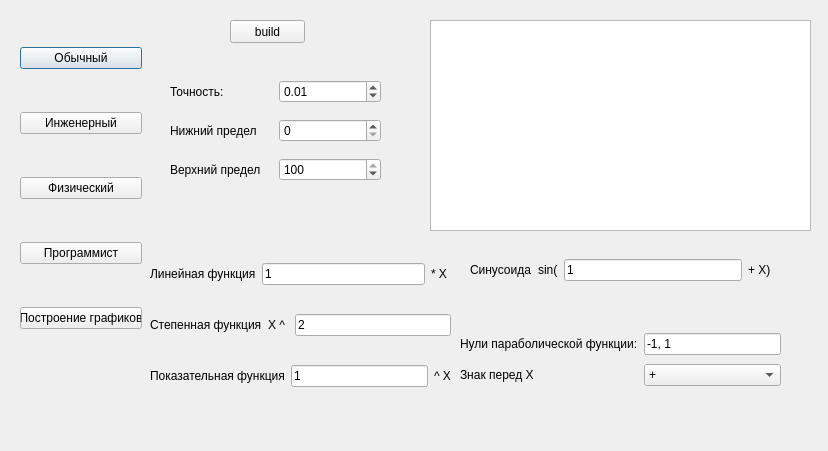
Qt form Graph.ui (Dmitry315/Calculator) before a commit.
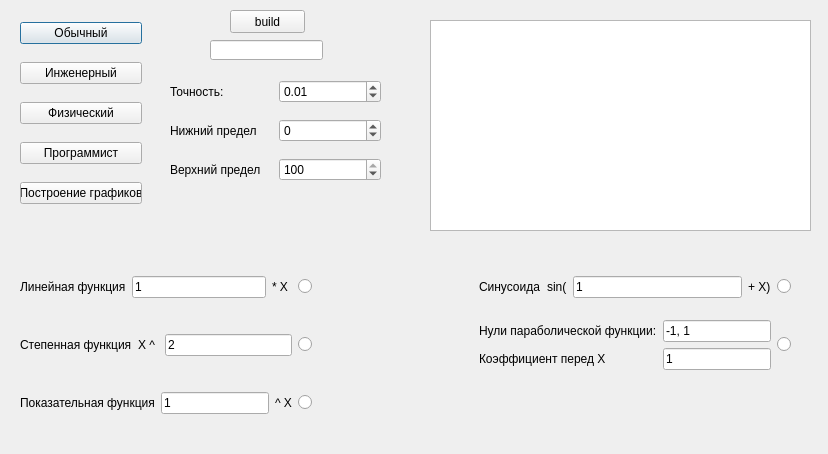
The same form after that commit. Custom widgets are drawn as their Qt base class.

Commit message: add graph calculator back-end

```diff
--- a/Graph.ui
+++ b/Graph.ui
@@ -7,7 +7,7 @@
     <x>0</x>
     <y>0</y>
     <width>828</width>
-    <height>451</height>
+    <height>454</height>
    </rect>
   </property>
   <property name="cursor">
@@ -28,7 +28,7 @@
      <x>20</x>
      <y>10</y>
      <width>122</width>
-     <height>361</height>
+     <height>211</height>
     </rect>
    </property>
    <layout class="QGridLayout" name="gridLayout_4">
@@ -79,11 +79,11 @@
     </rect>
    </property>
   </widget>
-  <widget class="QPushButton" name="build_graf">
+  <widget class="QPushButton" name="build_graph">
    <property name="geometry">
     <rect>
      <x>230</x>
-     <y>20</y>
+     <y>10</y>
      <width>75</width>
      <height>23</height>
     </rect>
@@ -110,7 +110,11 @@
      </widget>
     </item>
     <item row="1" column="1">
-     <widget class="QSpinBox" name="lower_limit"/>
+     <widget class="QSpinBox" name="lower_limit">
+      <property name="minimum">
+       <number>-99</number>
+      </property>
+     </widget>
     </item>
     <item row="0" column="1">
      <widget class="QDoubleSpinBox" name="accuracy">
@@ -129,7 +133,7 @@
     <item row="2" column="1">
      <widget class="QSpinBox" name="higher_limit">
       <property name="minimum">
-       <number>1</number>
+       <number>-99</number>
       </property>
       <property name="maximum">
        <number>100</number>
@@ -148,16 +152,25 @@
     </item>
    </layout>
   </widget>
-  <widget class="QWidget" name="gridLayoutWidget_6">
+  <widget class="QWidget" name="gridLayoutWidget_8">
    <property name="geometry">
     <rect>
-     <x>470</x>
-     <y>240</y>
-     <width>301</width>
-     <height>61</height>
+     <x>20</x>
+     <y>260</y>
+     <width>771</width>
+     <height>171</height>
     </rect>
    </property>
+   <layout class="QGridLayout" name="gridLayout_8">
+    <item row="0" column="2">
    <layout class="QGridLayout" name="gridLayout_6">
+      <item row="0" column="3">
+       <widget class="QLabel" name="label_12">
+        <property name="text">
+         <string>+ X)</string>
+        </property>
+       </widget>
+      </item>
     <item row="0" column="1">
      <widget class="QLabel" name="label_10">
       <property name="text">
@@ -179,25 +192,47 @@
       </property>
      </widget>
     </item>
-    <item row="0" column="3">
-     <widget class="QLabel" name="label_12">
+      <item row="0" column="4">
+       <widget class="QRadioButton" name="radio_sin_function">
       <property name="text">
-       <string>+ X)</string>
+         <string/>
       </property>
      </widget>
     </item>
    </layout>
-  </widget>
-  <widget class="QWidget" name="gridLayoutWidget_7">
-   <property name="geometry">
-    <rect>
-     <x>460</x>
-     <y>330</y>
-     <width>321</width>
-     <height>61</height>
-    </rect>
-   </property>
+    </item>
+    <item row="1" column="2">
+     <layout class="QGridLayout" name="gridLayout_9">
+      <item row="0" column="1">
+       <widget class="QRadioButton" name="radio_parabol_function">
+        <property name="text">
+         <string/>
+        </property>
+       </widget>
+      </item>
+      <item row="0" column="0">
    <layout class="QGridLayout" name="gridLayout_7">
+        <item row="1" column="1">
+         <widget class="QLineEdit" name="coef">
+          <property name="text">
+           <string>1</string>
+          </property>
+         </widget>
+        </item>
+        <item row="1" column="0">
+         <widget class="QLabel" name="label_14">
+          <property name="text">
+           <string>Коэффициент перед X</string>
+          </property>
+         </widget>
+        </item>
+        <item row="0" column="1">
+         <widget class="QLineEdit" name="parabol_nulls">
+          <property name="text">
+           <string>-1, 1</string>
+          </property>
+         </widget>
+        </item>
     <item row="0" column="0">
      <widget class="QLabel" name="label_13">
       <property name="text">
@@ -205,52 +240,16 @@
       </property>
      </widget>
     </item>
-    <item row="0" column="1">
-     <widget class="QLineEdit" name="lineEdit">
-      <property name="text">
-       <string>-1, 1</string>
-      </property>
-     </widget>
-    </item>
-    <item row="1" column="0">
-     <widget class="QLabel" name="label_14">
-      <property name="text">
-       <string>Знак перед X</string>
-      </property>
-     </widget>
-    </item>
-    <item row="1" column="1">
-     <widget class="QComboBox" name="comboBox">
-      <item>
-       <property name="text">
-        <string>+</string>
-       </property>
-      </item>
-      <item>
-       <property name="text">
-        <string>-</string>
-       </property>
-      </item>
-     </widget>
-    </item>
-   </layout>
-  </widget>
-  <widget class="QWidget" name="gridLayoutWidget_8">
-   <property name="geometry">
-    <rect>
-     <x>150</x>
-     <y>240</y>
-     <width>301</width>
-     <height>171</height>
-    </rect>
-   </property>
-   <layout class="QGridLayout" name="gridLayout_8">
+       </layout>
+      </item>
+     </layout>
+    </item>
     <item row="0" column="0">
      <layout class="QGridLayout" name="gridLayout_5">
-      <item row="0" column="0">
-       <widget class="QLabel" name="label_9">
+      <item row="0" column="1">
+       <widget class="QLineEdit" name="linear_function">
         <property name="text">
-         <string>Линейная функция</string>
+         <string>1</string>
         </property>
        </widget>
       </item>
@@ -261,10 +260,17 @@
         </property>
        </widget>
       </item>
-      <item row="0" column="1">
-       <widget class="QLineEdit" name="line_function">
+      <item row="0" column="0">
+       <widget class="QLabel" name="label_9">
         <property name="text">
-         <string>1</string>
+         <string>Линейная функция</string>
+        </property>
+       </widget>
+      </item>
+      <item row="0" column="3">
+       <widget class="QRadioButton" name="radio_linear_function">
+        <property name="text">
+         <string/>
         </property>
        </widget>
       </item>
@@ -272,6 +278,13 @@
     </item>
     <item row="1" column="0">
      <layout class="QGridLayout" name="gridLayout">
+      <item row="0" column="0">
+       <widget class="QLabel" name="label_5">
+        <property name="text">
+         <string>Степенная функция</string>
+        </property>
+       </widget>
+      </item>
       <item row="0" column="1">
        <widget class="QLabel" name="label_4">
         <property name="text">
@@ -286,10 +299,10 @@
         </property>
        </widget>
       </item>
-      <item row="0" column="0">
-       <widget class="QLabel" name="label_5">
+      <item row="0" column="3">
+       <widget class="QRadioButton" name="radio_power_function">
         <property name="text">
-         <string>Степенная функция</string>
+         <string/>
         </property>
        </widget>
       </item>
@@ -318,10 +331,40 @@
         </property>
        </widget>
       </item>
+      <item row="0" column="3">
+       <widget class="QRadioButton" name="radio_exponential_function">
+        <property name="text">
+         <string/>
+        </property>
+       </widget>
+      </item>
      </layout>
     </item>
+    <item row="1" column="1">
+     <spacer name="horizontalSpacer">
+      <property name="orientation">
+       <enum>Qt::Horizontal</enum>
+      </property>
+      <property name="sizeHint" stdset="0">
+       <size>
+        <width>40</width>
+        <height>20</height>
+       </size>
+      </property>
+     </spacer>
+    </item>
    </layout>
   </widget>
+  <widget class="QLineEdit" name="err">
+   <property name="geometry">
+    <rect>
+     <x>210</x>
+     <y>40</y>
+     <width>113</width>
+     <height>20</height>
+    </rect>
+   </property>
+  </widget>
  </widget>
  <customwidgets>
   <customwidget>
```
Lines whose indentation alone changed are shown as unchanged. The commit also changes 1 other file.
